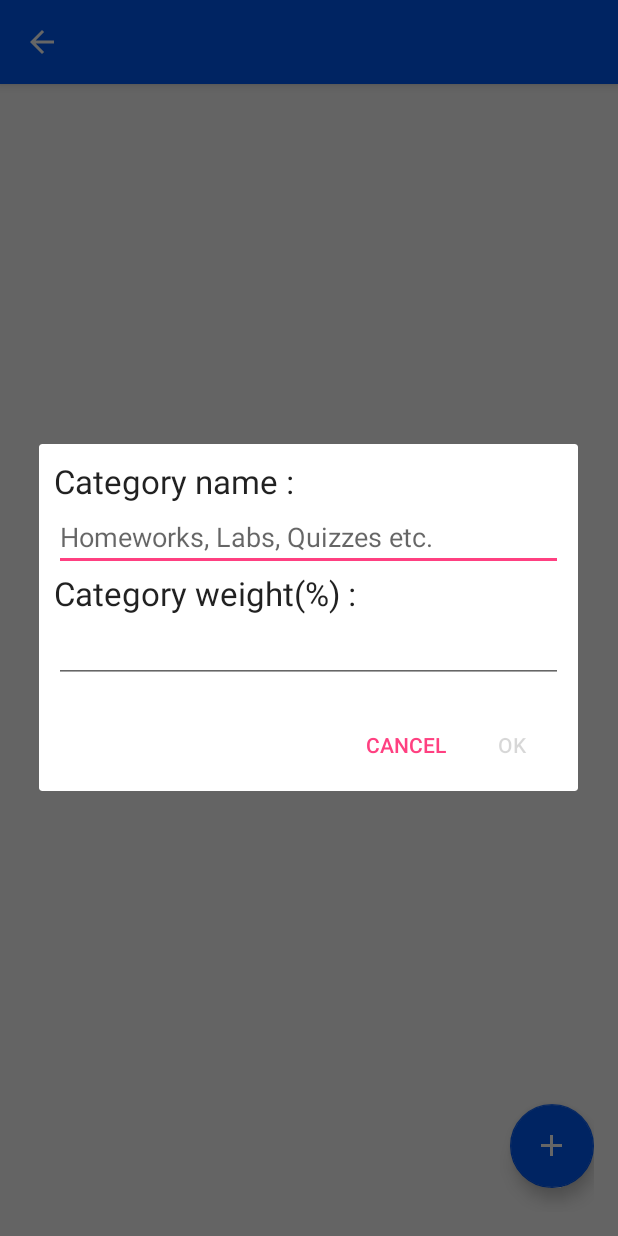
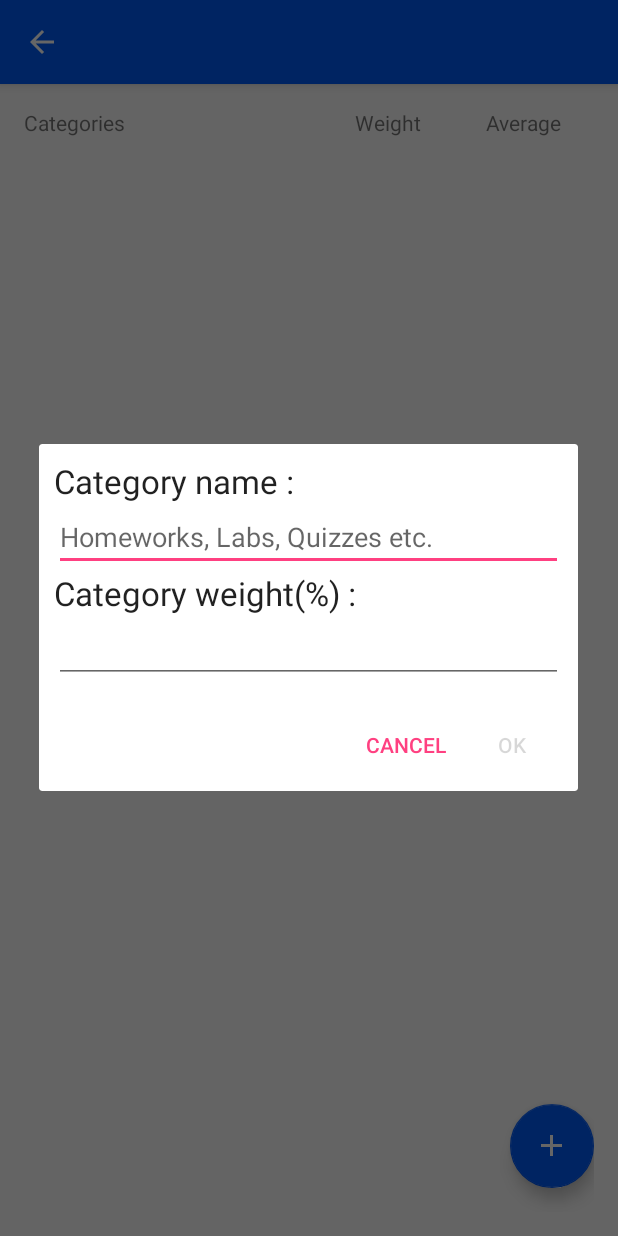
Before and after one commit to csshafiqahmed-zz/GradeTracker-Android, an Android app: the SecondActivity screen opened directly, with no data from a screen before it, after a tap on an icon or button, on a phone screen of 412 x 824 dp. Run offline under Robolectric (Android 15) with nearby library versions, the phone set to English and light mode, and no system bars; libraries missing offline, so code that uses them is left out: io.realm; 5 statements that could not run were skipped.

Commit message:
Made UI enhancements to second layer

```diff
--- a/app/src/main/res/layout/second_layer.xml
+++ b/app/src/main/res/layout/second_layer.xml
@@ -11,7 +11,7 @@
     android:paddingTop="@dimen/activity_vertical_margin"
     app:layout_behavior="@string/appbar_scrolling_view_behavior"
     tools:context="com.bhoiwala.grades.gradetracker.SecondActivity"
-    tools:showIn="@layout/activity_main">
+    >
 
     <android.support.design.widget.FloatingActionButton
         android:layout_width="wrap_content"
@@ -26,6 +26,7 @@
         app:backgroundTint="#005af7" />
 
     <ListView
+        android:layout_marginTop="30dp"
         android:layout_width="match_parent"
         android:layout_height="match_parent"
         android:layout_toStartOf="@+id/floatingActionButton2"
@@ -34,4 +35,35 @@
         android:id="@+id/categoryList"
         android:layout_toLeftOf="@+id/floatingActionButton2" />
 
+    <LinearLayout
+        android:layout_width="match_parent"
+        android:layout_height="match_parent"
+        android:layout_alignParentTop="true"
+        android:layout_alignParentLeft="true"
+        android:layout_alignParentStart="true"
+        android:weightSum="1">
+        <TextView
+            android:text="Categories"
+            android:layout_width="wrap_content"
+            android:layout_height="wrap_content"
+            android:id="@+id/textView"
+            android:layout_weight="0.60" />
+
+        <TextView
+            android:text="Weight"
+            android:layout_width="wrap_content"
+            android:layout_height="wrap_content"
+            android:id="@+id/textView4"
+            android:layout_weight="0.20"
+            android:textAlignment="center" />
+
+        <TextView
+            android:text="Average"
+            android:layout_width="wrap_content"
+            android:layout_height="wrap_content"
+            android:id="@+id/textView5"
+            android:layout_weight="0.20"
+            android:textAlignment="center" />
+    </LinearLayout>
+
 </RelativeLayout>
```
Also changed, not shown: app/src/main/res/layout/categories_custom_adapter.xml (+4 -4 lines), app/src/main/res/layout/content_main.xml (+4 -4 lines).
